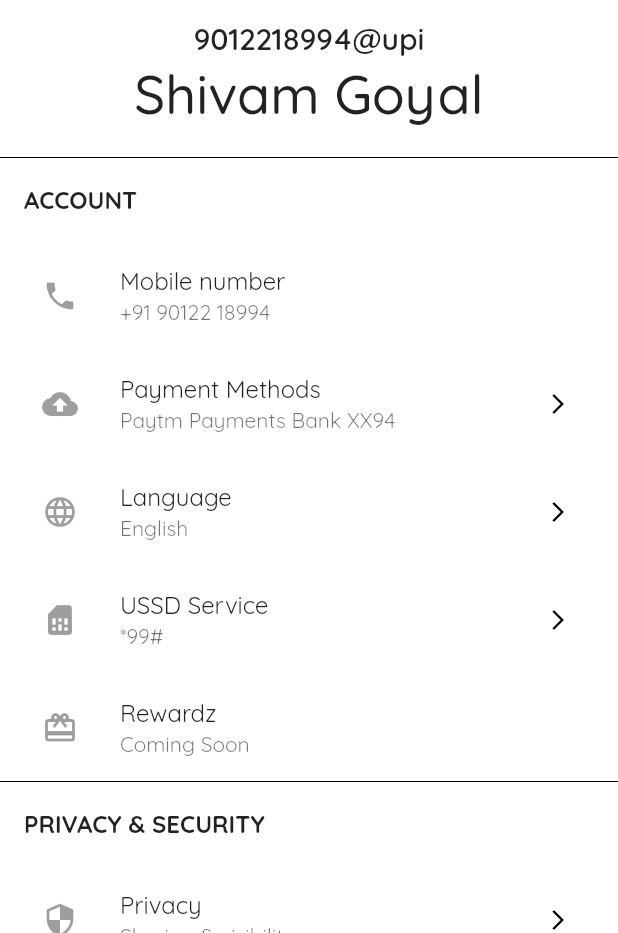
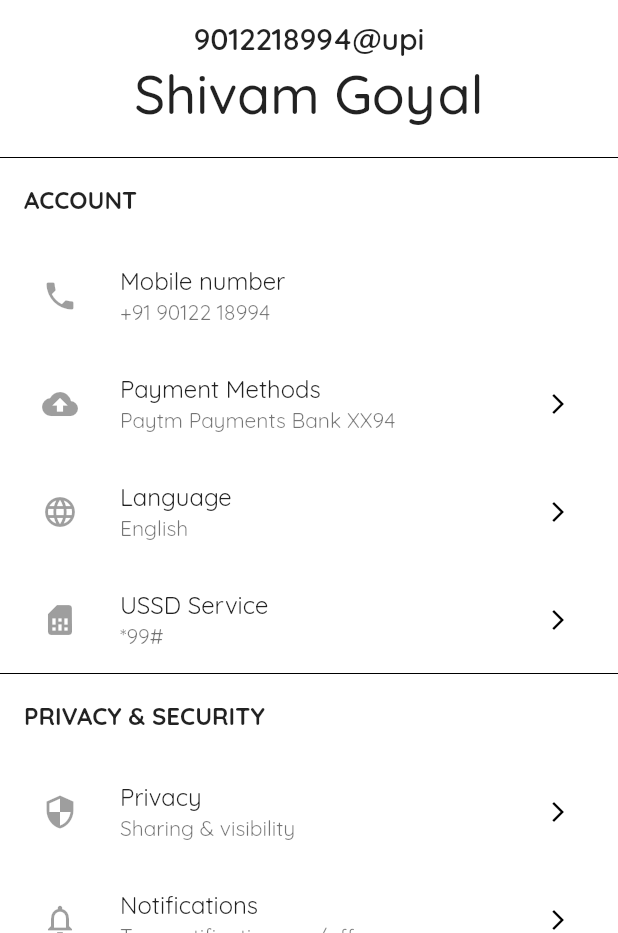
Before and after one commit to ShivamGoyal1899/BHIM, a Flutter app: the SettingsScreen screen opened directly, on a phone screen of 412 x 824 dp, the part 303-1236 px from its top. Run offline on Flutter 3.47's test engine with Material 2 defaults, Android fonts, the phone set to English and light mode, and no system bars; drawn by our look-alikes of qr_flutter; our stand-ins replace font_awesome_flutter, local_auth, permission_handler; missing offline and left inert: android_device_info, asn1lib, barcode_scan, flutter_lock_screen, pointycastle, scratcher and 2 more.

Commit message:
updated version

```diff
--- a/lib/screens/settingsScreen.dart
+++ b/lib/screens/settingsScreen.dart
@@ -149,11 +149,7 @@ class _SettingsScreenState extends State<SettingsScreen> {
               }));
             },
           ),
-          ListTile(
-            leading: IconButton(icon: Icon(Icons.card_giftcard)),
-            title: Text("Rewardz"),
-            subtitle: Text('Coming Soon'),
-          ),
+
           Divider(
             height: 0.0,
             color: Colors.black,
--- a/pubspec.yaml
+++ b/pubspec.yaml
@@ -1,6 +1,6 @@
 name: BHIM
 description: Voice Based BHIM UPI Payments App
-version: 0.3.0+1
+version: 0.5.0+1
 repository: https://github.com/ShivamGoyal1899/BHIM
 authors:
   - Shivam Goyal
```
